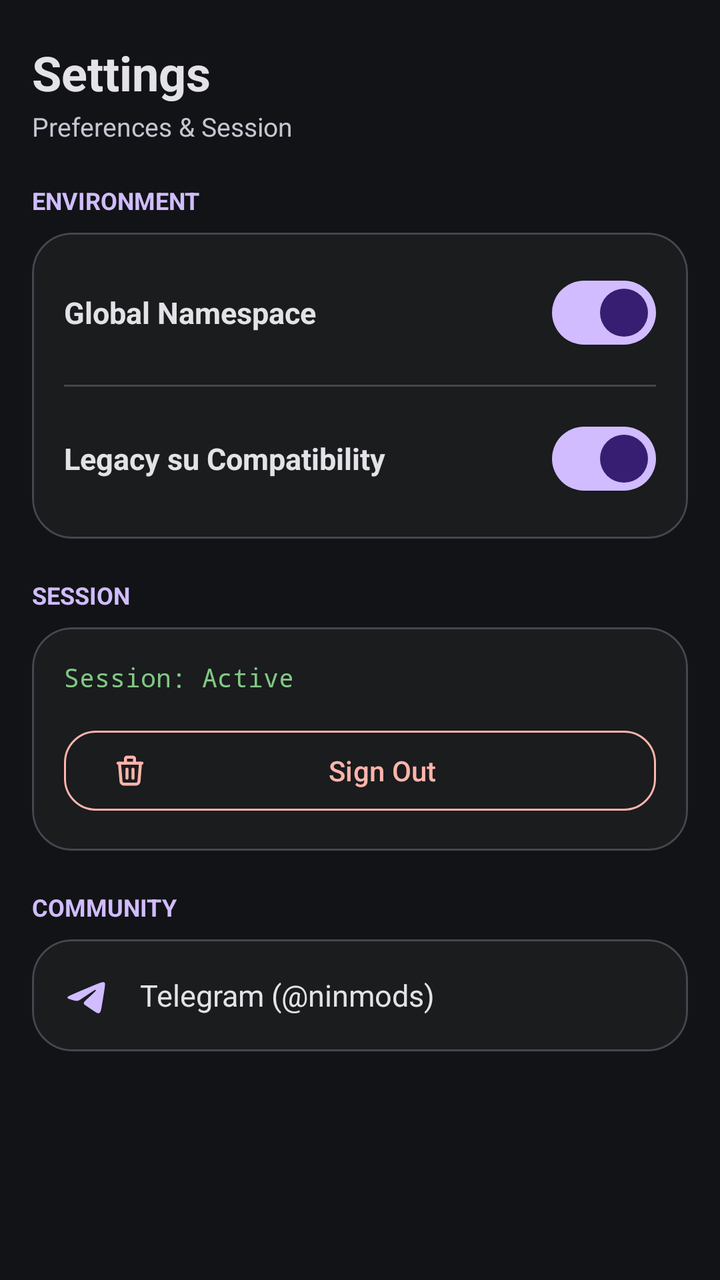
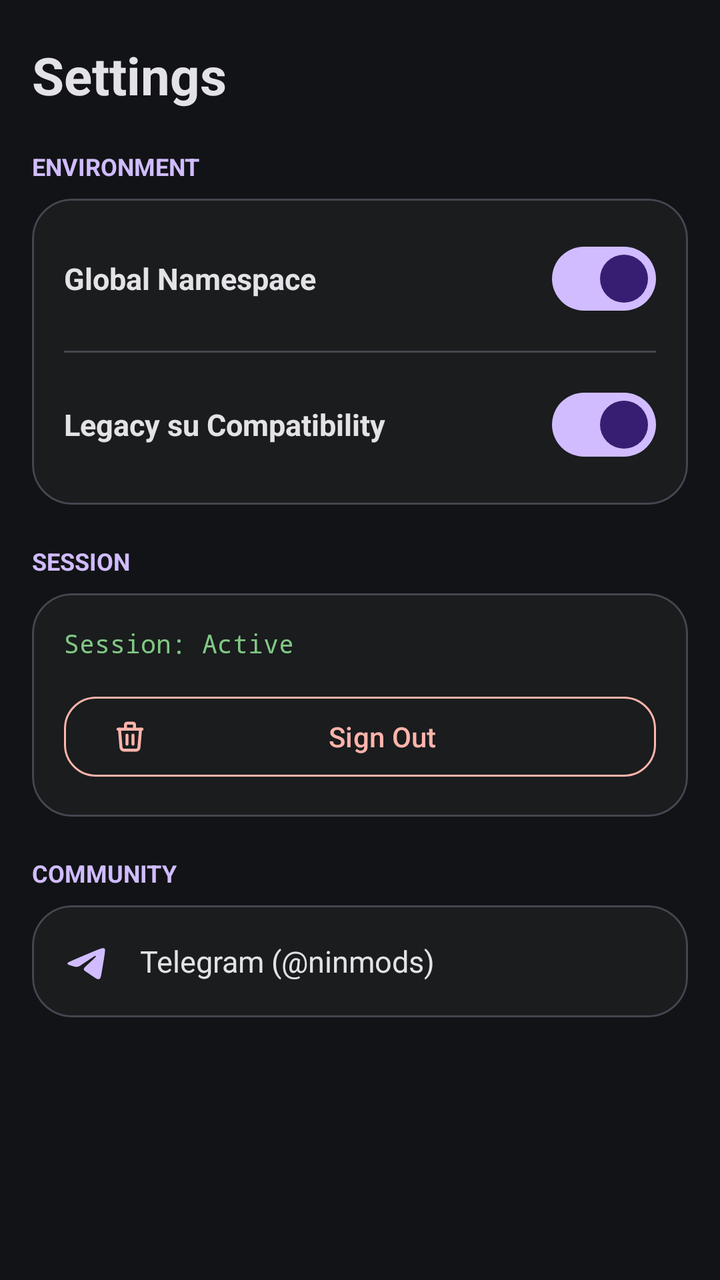

Two renders of the same Android screen: before a commit and after it. Below are the layout's source before the change and the commit's diff.
<!-- AndroidManifest.xml: application theme Theme.DriverLoader -->
<!-- res/layout/fragment_settings.xml -->
<?xml version="1.0" encoding="utf-8"?>
<ScrollView xmlns:android="http://schemas.android.com/apk/res/android"
    xmlns:app="http://schemas.android.com/apk/res-auto"
    android:layout_width="match_parent"
    android:layout_height="match_parent"
    android:background="@color/apatch_background"
    android:paddingHorizontal="16dp"
    android:paddingTop="20dp"
    android:paddingBottom="96dp">

    <LinearLayout
        android:layout_width="match_parent"
        android:layout_height="wrap_content"
        android:orientation="vertical">

        
        <TextView
            android:layout_width="wrap_content"
            android:layout_height="wrap_content"
            android:text="Settings"
            android:textColor="@color/apatch_text_primary"
            android:textSize="24sp"
            android:textStyle="bold" />

        <TextView
            android:layout_width="wrap_content"
            android:layout_height="wrap_content"
            android:layout_marginTop="2dp"
            android:text="Preferences &amp; Session"
            android:textColor="@color/apatch_text_secondary"
            android:textSize="13sp" />

        
        <TextView
            android:layout_width="wrap_content"
            android:layout_height="wrap_content"
            android:layout_marginTop="20dp"
            android:text="ENVIRONMENT"
            android:textColor="@color/apatch_primary"
            android:textSize="12sp"
            android:textStyle="bold" />

        <com.google.android.material.card.MaterialCardView
            android:layout_width="match_parent"
            android:layout_height="wrap_content"
            android:layout_marginTop="8dp"
            app:cardCornerRadius="20dp"
            app:cardBackgroundColor="@color/apatch_surface"
            app:strokeColor="@color/apatch_outline"
            app:strokeWidth="1dp">

            <LinearLayout
                android:layout_width="match_parent"
                android:layout_height="wrap_content"
                android:orientation="vertical"
                android:padding="16dp">

                <LinearLayout
                    android:layout_width="match_parent"
                    android:layout_height="wrap_content"
                    android:orientation="horizontal"
                    android:gravity="center_vertical">

                    <TextView
                        android:layout_width="0dp"
                        android:layout_height="wrap_content"
                        android:layout_weight="1"
                        android:text="Global Namespace"
                        android:textColor="@color/apatch_text_primary"
                        android:textSize="15sp"
                        android:textStyle="bold" />

                    <com.google.android.material.materialswitch.MaterialSwitch
                        android:id="@+id/swGlobalNamespace"
                        android:layout_width="wrap_content"
                        android:layout_height="wrap_content"
                        android:checked="true" />
                </LinearLayout>

                <View
                    android:layout_width="match_parent"
                    android:layout_height="1dp"
                    android:layout_marginVertical="12dp"
                    android:background="@color/apatch_outline" />

                <LinearLayout
                    android:layout_width="match_parent"
                    android:layout_height="wrap_content"
                    android:orientation="horizontal"
                    android:gravity="center_vertical">

                    <TextView
                        android:layout_width="0dp"
                        android:layout_height="wrap_content"
                        android:layout_weight="1"
                        android:text="Legacy su Compatibility"
                        android:textColor="@color/apatch_text_primary"
                        android:textSize="15sp"
                        android:textStyle="bold" />

                    <com.google.android.material.materialswitch.MaterialSwitch
                        android:id="@+id/swLegacySu"
                        android:layout_width="wrap_content"
                        android:layout_height="wrap_content"
                        android:checked="true" />
                </LinearLayout>

            </LinearLayout>
        </com.google.android.material.card.MaterialCardView>

        
        <TextView
            android:layout_width="wrap_content"
            android:layout_height="wrap_content"
            android:layout_marginTop="20dp"
            android:text="SESSION"
            android:textColor="@color/apatch_primary"
            android:textSize="12sp"
            android:textStyle="bold" />

        <com.google.android.material.card.MaterialCardView
            android:layout_width="match_parent"
            android:layout_height="wrap_content"
            android:layout_marginTop="8dp"
            app:cardCornerRadius="20dp"
            app:cardBackgroundColor="@color/apatch_surface"
            app:strokeColor="@color/apatch_outline"
            app:strokeWidth="1dp">

            <LinearLayout
                android:layout_width="match_parent"
                android:layout_height="wrap_content"
                android:orientation="vertical"
                android:padding="16dp">

                <TextView
                    android:id="@+id/tvCurrentAuthKey"
                    android:layout_width="wrap_content"
                    android:layout_height="wrap_content"
                    android:text="Session: Active"
                    android:textColor="@color/apatch_success"
                    android:textSize="13sp"
                    android:fontFamily="monospace" />

                <com.google.android.material.button.MaterialButton
                    android:id="@+id/btnLogout"
                    android:layout_width="match_parent"
                    android:layout_height="48dp"
                    android:layout_marginTop="14dp"
                    android:text="Sign Out"
                    android:textColor="@color/apatch_error"
                    app:strokeColor="@color/apatch_error"
                    app:strokeWidth="1dp"
                    style="@style/Widget.Material3.Button.OutlinedButton"
                    app:cornerRadius="16dp"
                    app:icon="@drawable/trash"
                    app:iconTint="@color/apatch_error" />

            </LinearLayout>
        </com.google.android.material.card.MaterialCardView>

        
        <TextView
            android:layout_width="wrap_content"
            android:layout_height="wrap_content"
            android:layout_marginTop="20dp"
            android:text="COMMUNITY"
            android:textColor="@color/apatch_primary"
            android:textSize="12sp"
            android:textStyle="bold" />

        <com.google.android.material.card.MaterialCardView
            android:layout_width="match_parent"
            android:layout_height="wrap_content"
            android:layout_marginTop="8dp"
            app:cardCornerRadius="20dp"
            app:cardBackgroundColor="@color/apatch_surface"
            app:strokeColor="@color/apatch_outline"
            app:strokeWidth="1dp">

            <LinearLayout
                android:id="@+id/layoutTelegram"
                android:layout_width="match_parent"
                android:layout_height="wrap_content"
                android:orientation="horizontal"
                android:gravity="center_vertical"
                android:padding="16dp"
                android:clickable="true"
                android:focusable="true">

                <ImageView
                    android:layout_width="24dp"
                    android:layout_height="24dp"
                    android:src="@drawable/telegram"
                    app:tint="@color/apatch_primary" />

                <TextView
                    android:layout_width="wrap_content"
                    android:layout_height="wrap_content"
                    android:layout_marginStart="14dp"
                    android:text="Telegram (@ninmods)"
                    android:textColor="@color/apatch_text_primary"
                    android:textSize="15sp" />
            </LinearLayout>
        </com.google.android.material.card.MaterialCardView>

    </LinearLayout>
</ScrollView>
<!-- resources referenced by this layout -->
<resources>
  <color name="apatch_background">#121316</color>
  <color name="apatch_error">#FFB4AB</color>
  <color name="apatch_outline">#44474F</color>
  <color name="apatch_primary">#D0BCFF</color>
  <color name="apatch_success">#81C784</color>
  <color name="apatch_surface">#1A1C1E</color>
  <color name="apatch_text_primary">#E3E2E6</color>
  <color name="apatch_text_secondary">#C4C6D0</color>
  <!-- drawable telegram (drawable) -->
  <vector xmlns:android="http://schemas.android.com/apk/res/android"
      android:width="24dp"
      android:height="24dp"
      android:viewportWidth="1024"
      android:viewportHeight="1024">
      <path
          android:fillColor="#ffff"
          android:pathData="M769.45,245.76c21.08,-7.47 42.28,-15.36 65.19,-15.36 27.05,0.04 39.94,11.73 40.32,38.83 0.68,44.03 -8.66,87.17 -13.99,130.69 -2.99,24.32 -45.27,285.95 -64.77,392.19 -4.05,22.06 -7.04,44.37 -16.38,65.15 -15.15,33.66 -36.1,43.14 -71.21,31.7 -15.96,-5.21 -29.99,-13.99 -43.78,-23.34 -66.99,-45.27 -211.67,-142.98 -216.7,-146.99 -31.15,-24.87 -36.95,-45.4 -5.42,-78.59 34.86,-36.69 132.44,-124.37 143.15,-134.83a956.84,956.84 0,0 0,84.91 -83.03c5.85,-6.4 12.76,-13.4 5.21,-22.27 -7.34,-8.62 -15.79,-3.84 -23.17,0.73a2884.91,2884.91 0,0 0,-135.42 89.3c-53.72,35.71 -108.46,70.02 -160.77,107.65 -42.67,30.68 -86.74,41.26 -137.47,26.07 -37.89,-11.31 -76.12,-21.5 -113.15,-35.41 -13.87,-5.16 -30.29,-10.45 -30.98,-28.5 -0.6,-16.85 14.12,-24.45 26.79,-31.15 44.16,-23.34 310.61,-136.83 383.62,-166.91 94.55,-38.95 187.61,-81.71 284.03,-115.93z" />
  </vector>
  <!-- drawable trash (drawable) -->
  <vector xmlns:android="http://schemas.android.com/apk/res/android"
      android:width="24dp"
      android:height="24dp"
      android:viewportWidth="24"
      android:viewportHeight="24">
      <path
          android:pathData="M4,7l16,0"
          android:strokeLineJoin="round"
          android:strokeWidth="2"
          android:strokeColor="#ffff"
          android:strokeLineCap="round"/>
      <path
          android:pathData="M10,11l0,6"
          android:strokeLineJoin="round"
          android:strokeWidth="2"
          android:strokeColor="#ffff"
          android:strokeLineCap="round"/>
      <path
          android:pathData="M14,11l0,6"
          android:strokeLineJoin="round"
          android:strokeWidth="2"
          android:strokeColor="#ffff"
          android:strokeLineCap="round"/>
      <path
          android:pathData="M5,7l1,12a2,2 0,0 0,2 2h8a2,2 0,0 0,2 -2l1,-12"
          android:strokeLineJoin="round"
          android:strokeWidth="2"
          android:strokeColor="#ffff"
          android:strokeLineCap="round"/>
      <path
          android:pathData="M9,7v-3a1,1 0,0 1,1 -1h4a1,1 0,0 1,1 1v3"
          android:strokeLineJoin="round"
          android:strokeWidth="2"
          android:strokeColor="#ffff"
          android:strokeLineCap="round"/>
  </vector>
  <style name="Theme.DriverLoader" parent="Theme.Material3.Dark.NoActionBar">
          <item name="android:statusBarColor">@color/apatch_background</item>
          <item name="android:navigationBarColor">@color/apatch_surface</item>
          <item name="android:windowBackground">@color/apatch_background</item>
          <item name="colorPrimary">@color/apatch_primary</item>
          <item name="colorSecondary">@color/apatch_secondary</item>
          <item name="colorSurface">@color/apatch_surface</item>
          <item name="colorOutline">@color/apatch_outline</item>
      </style>
  <color name="apatch_secondary">#CCC2DC</color>
</resources>

<!-- the commit's change to res/layout/fragment_settings.xml (unified diff, before → after) -->
@@ -19,16 +19,8 @@
             android:layout_height="wrap_content"
             android:text="Settings"
             android:textColor="@color/apatch_text_primary"
-            android:textSize="24sp"
-            android:textStyle="bold" />
-
-        <TextView
-            android:layout_width="wrap_content"
-            android:layout_height="wrap_content"
-            android:layout_marginTop="2dp"
-            android:text="Preferences &amp; Session"
-            android:textColor="@color/apatch_text_secondary"
-            android:textSize="13sp" />
+            android:textSize="26sp"
+            android:textStyle="bold" />
 
         
         <TextView
<!-- resource entries referenced after the edit -->
@@ -7,7 +7,6 @@
   <color name="apatch_success">#81C784</color>
   <color name="apatch_surface">#1A1C1E</color>
   <color name="apatch_text_primary">#E3E2E6</color>
-  <color name="apatch_text_secondary">#C4C6D0</color>
   <!-- drawable telegram (drawable) -->
   <vector xmlns:android="http://schemas.android.com/apk/res/android"
       android:width="24dp"
